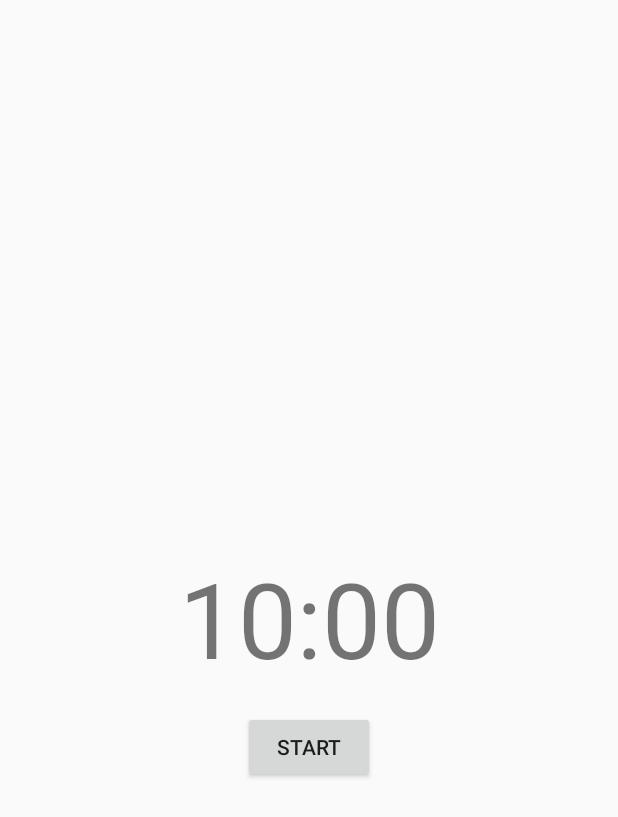
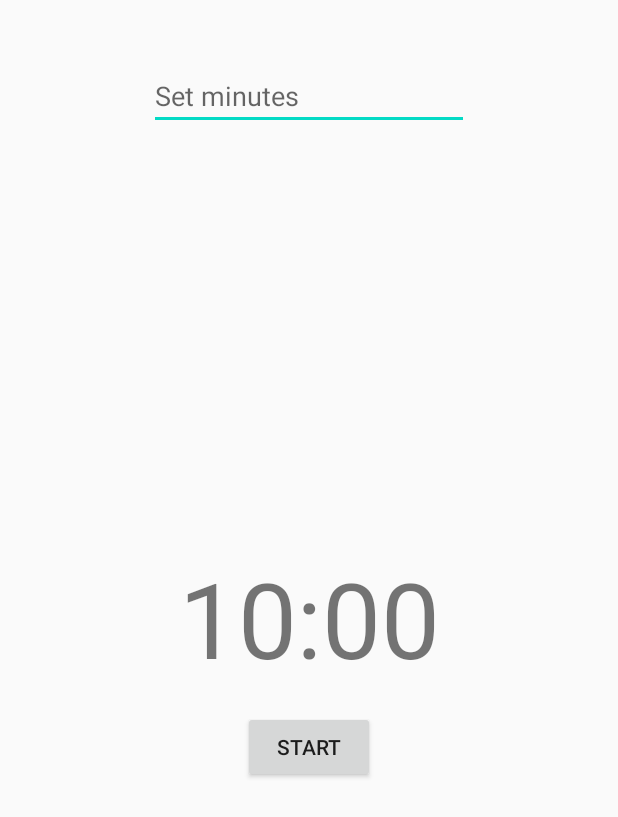
Before and after one commit to jmcaluag/Simple-Countdown-Timer, an Android app: the layout activity_main.xml on its own in the app's theme, with its tools: preview values and no code run, on a phone screen of 412 x 824 dp. Shown: the top 817 px of the screen. Run offline under Robolectric (Android 15) with nearby library versions, the phone set to English and light mode, and no system bars.

Commit message:
Add custom time set

```diff
--- a/app/src/main/res/layout/activity_main.xml
+++ b/app/src/main/res/layout/activity_main.xml
@@ -39,5 +39,18 @@
             app:layout_constraintTop_toBottomOf="@+id/time_display"
             tools:text="Start" />
 
+        <EditText
+            android:id="@+id/set_timer"
+            android:layout_width="wrap_content"
+            android:layout_height="wrap_content"
+            android:ems="10"
+            android:inputType="number"
+            android:hint="Set minutes"
+            app:layout_constraintBottom_toTopOf="@+id/time_display"
+            app:layout_constraintEnd_toEndOf="parent"
+            app:layout_constraintStart_toStartOf="parent"
+            app:layout_constraintTop_toTopOf="parent"
+            app:layout_constraintVertical_bias="0.13" />
+
     </androidx.constraintlayout.widget.ConstraintLayout>
 </layout>
```
Also changed, not shown: app/src/main/java/com/example/simplecountdowntimer/MainActivity.kt (+39 -11 lines).
